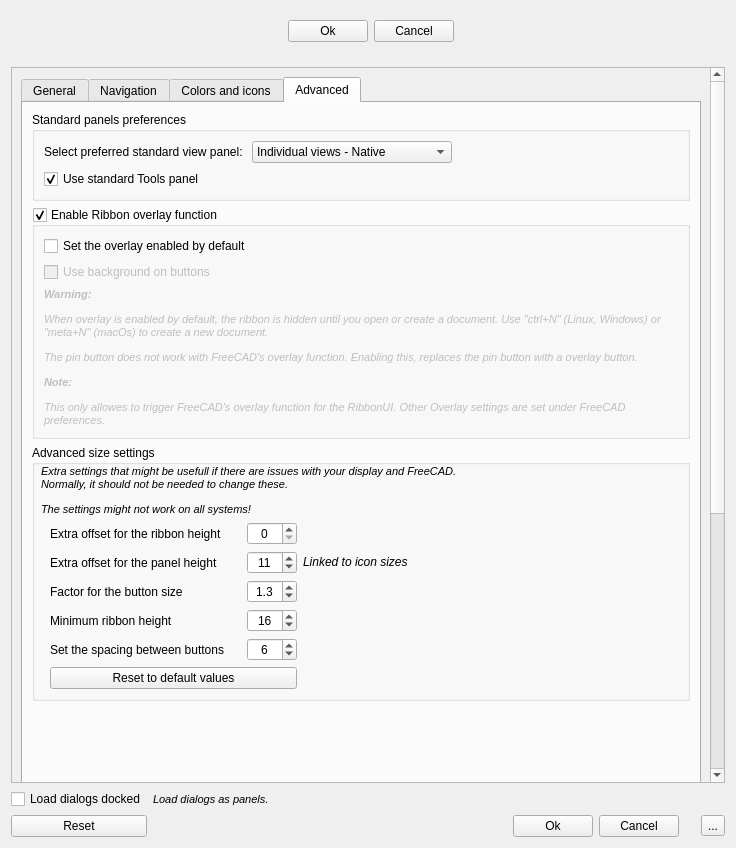
Before: the Qt Designer form Resources/ui/Settings.ui in APEbbers/FreeCAD-Ribbon, drawn with Qt 5.
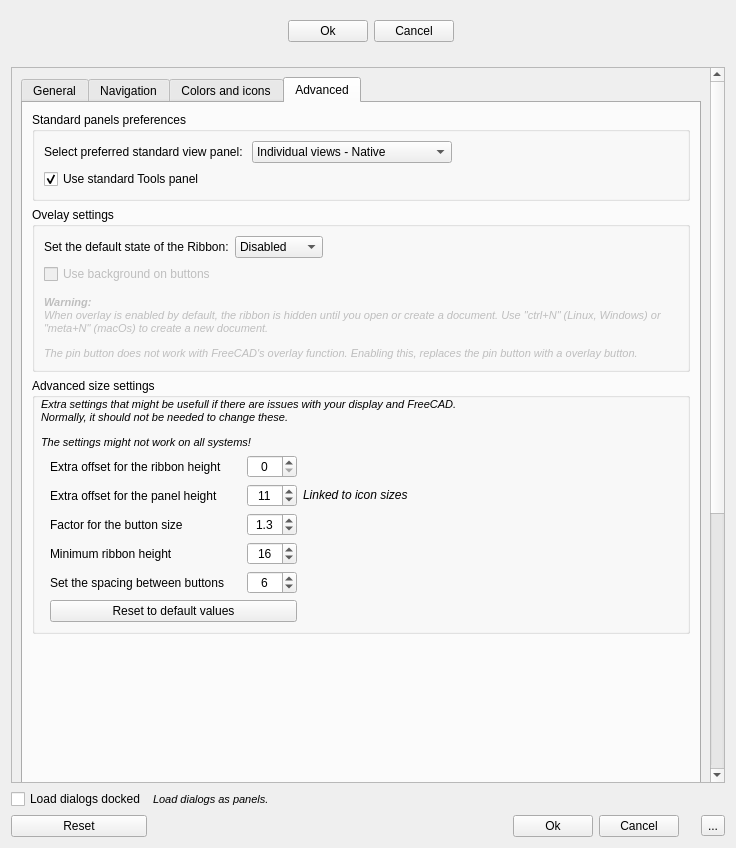
After: the same form once the commit is applied. The open tabs and pages were chosen to show the change. Custom widgets are drawn as their Qt base class.

Commit message: Overlay is now enabled with FC's settings. Additional settings are added

Diff of the .ui file:
```diff
--- a/Resources/ui/Settings.ui
+++ b/Resources/ui/Settings.ui
@@ -2322,25 +2322,12 @@
                 </size>
                </property>
                <property name="title">
-                <string>Enable Ribbon overlay function</string>
+                <string>Ovelay settings</string>
                </property>
                <property name="checkable">
-                <bool>true</bool>
+                <bool>false</bool>
                </property>
-               <layout class="QGridLayout" name="gridLayout_30">
-                <item row="0" column="0">
-                 <widget class="QCheckBox" name="FCOverlayEnabled">
-                  <property name="toolTip">
-                   <string>&lt;html&gt;&lt;head/&gt;&lt;body&gt;&lt;p&gt;Set the overlay function enabled for the Ribbon at startup.&lt;/p&gt;&lt;p&gt;&lt;span style=&quot; font-weight:700;&quot;&gt;Warning&lt;/span&gt;: this will result in an empty window at startup!&lt;/p&gt;&lt;/body&gt;&lt;/html&gt;</string>
-                  </property>
-                  <property name="text">
-                   <string>Set the overlay enabled by default</string>
-                  </property>
-                  <property name="checked">
-                   <bool>false</bool>
-                  </property>
-                 </widget>
-                </item>
+               <layout class="QGridLayout" name="gridLayout_37">
                 <item row="1" column="0">
                  <widget class="QCheckBox" name="UseButtonBackGround">
                   <property name="enabled">
@@ -2351,7 +2338,56 @@
                   </property>
                  </widget>
                 </item>
-                <item row="2" column="0">
+                <item row="0" column="0">
+                 <layout class="QGridLayout" name="gridLayout_30">
+                  <item row="0" column="1">
+                   <widget class="QComboBox" name="OverlayState">
+                    <item>
+                     <property name="text">
+                      <string>Disabled</string>
+                     </property>
+                    </item>
+                    <item>
+                     <property name="text">
+                      <string>Enabled</string>
+                     </property>
+                    </item>
+                    <item>
+                     <property name="text">
+                      <string>Last saved</string>
+                     </property>
+                    </item>
+                   </widget>
+                  </item>
+                  <item row="0" column="0">
+                   <widget class="QLabel" name="label_45">
+                    <property name="sizePolicy">
+                     <sizepolicy hsizetype="Minimum" vsizetype="Preferred">
+                      <horstretch>0</horstretch>
+                      <verstretch>0</verstretch>
+                     </sizepolicy>
+                    </property>
+                    <property name="text">
+                     <string>Set the default state of the Ribbon:</string>
+                    </property>
+                   </widget>
+                  </item>
+                  <item row="0" column="2">
+                   <spacer name="horizontalSpacer_16">
+                    <property name="orientation">
+                     <enum>Qt::Orientation::Horizontal</enum>
+                    </property>
+                    <property name="sizeHint" stdset="0">
+                     <size>
+                      <width>40</width>
+                      <height>20</height>
+                     </size>
+                    </property>
+                   </spacer>
+                  </item>
+                 </layout>
+                </item>
+                <item row="3" column="0">
                  <widget class="QLabel" name="label_26">
                   <property name="enabled">
                    <bool>false</bool>
@@ -2375,7 +2411,7 @@
                    </size>
                   </property>
                   <property name="text">
-                   <string>&lt;html&gt;&lt;head/&gt;&lt;body&gt;&lt;p&gt;&lt;span style=&quot; font-size:8pt; font-weight:700; font-style:italic;&quot;&gt;Warning:&lt;/span&gt;&lt;/p&gt;&lt;p&gt;&lt;span style=&quot; font-size:8pt; font-style:italic;&quot;&gt;When overlay is enabled by default, the ribbon is hidden until you open or create a document. Use &amp;quot;ctrl+N&amp;quot; (Linux, Windows) or &amp;quot;meta+N&amp;quot; (macOs) to create a new document.&lt;/span&gt;&lt;/p&gt;&lt;p&gt;&lt;span style=&quot; font-size:8pt; font-style:italic;&quot;&gt;The pin button does not work with FreeCAD's overlay function. Enabling this, replaces the pin button with a overlay button.&lt;/span&gt;&lt;/p&gt;&lt;p&gt;&lt;span style=&quot; font-size:8pt; font-weight:700; font-style:italic;&quot;&gt;Note:&lt;/span&gt;&lt;/p&gt;&lt;p&gt;&lt;span style=&quot; font-size:8pt; font-style:italic;&quot;&gt;This only allowes to trigger FreeCAD's overlay function for the RibbonUI. Other Overlay settings are set under FreeCAD preferences.&lt;/span&gt;&lt;/p&gt;&lt;/body&gt;&lt;/html&gt;</string>
+                   <string>&lt;span style=&quot; font-size:8pt; font-weight:700; font-style:italic;&quot;&gt;Warning:&lt;/span&gt;&lt;br&gt;&lt;span style=&quot; font-size:8pt; font-style:italic;&quot;&gt;When overlay is enabled by default, the ribbon is hidden until you open or create a document. Use &amp;quot;ctrl+N&amp;quot; (Linux, Windows) or &amp;quot;meta+N&amp;quot; (macOs) to create a new document.&lt;/span&gt;&lt;/p&gt;&lt;p&gt;&lt;span style=&quot; font-size:8pt; font-style:italic;&quot;&gt;The pin button does not work with FreeCAD's overlay function. Enabling this, replaces the pin button with a overlay button.&lt;/span&gt;&lt;/p&gt;&lt;/body&gt;&lt;/html&gt;</string>
                   </property>
                   <property name="alignment">
                    <set>Qt::AlignmentFlag::AlignLeading|Qt::AlignmentFlag::AlignLeft|Qt::AlignmentFlag::AlignTop</set>
@@ -2385,6 +2421,22 @@
                   </property>
                  </widget>
                 </item>
+                <item row="2" column="0">
+                 <spacer name="verticalSpacer_6">
+                  <property name="orientation">
+                   <enum>Qt::Orientation::Vertical</enum>
+                  </property>
+                  <property name="sizeType">
+                   <enum>QSizePolicy::Policy::Fixed</enum>
+                  </property>
+                  <property name="sizeHint" stdset="0">
+                   <size>
+                    <width>20</width>
+                    <height>5</height>
+                   </size>
+                  </property>
+                 </spacer>
+                </item>
                </layout>
               </widget>
              </item>
```
Left out of the diff: 20 changed lines with no effect on the pictures. The commit also changes 5 other files.
